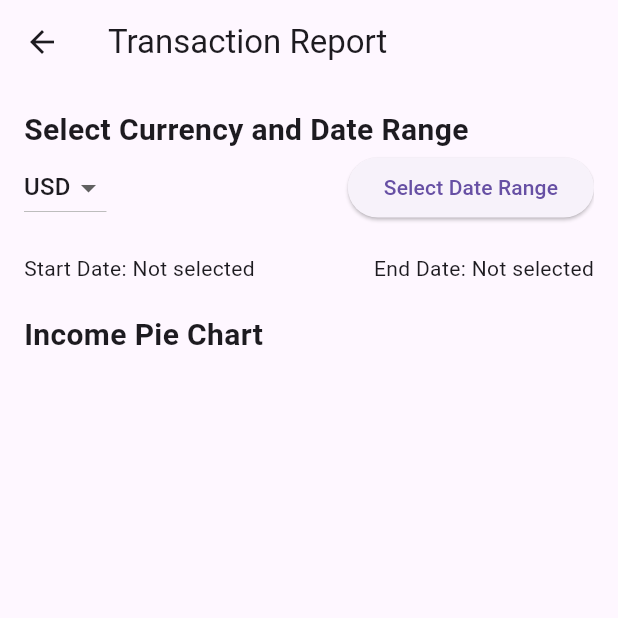
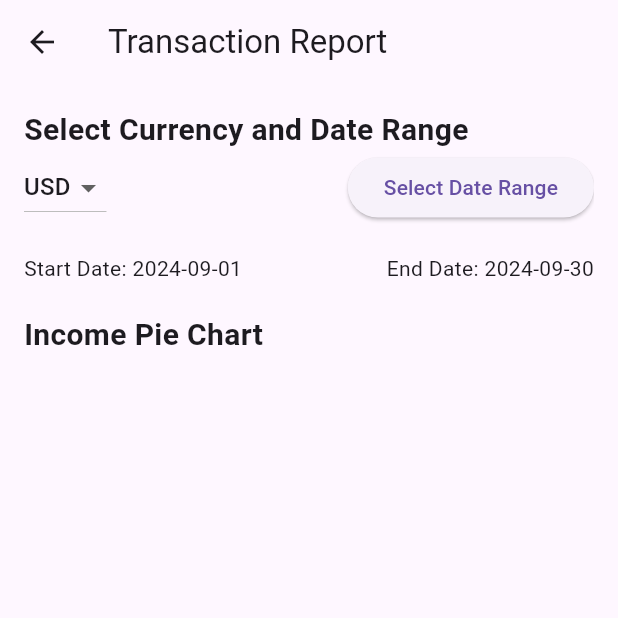
Before and after one commit to BernardSafi/spendwize-frontend, a Flutter app: the ReportPage screen opened directly, on a phone screen of 412 x 824 dp, the top half of it. Run offline on Flutter 3.47's test engine with Material 3 defaults, Android fonts, the phone set to English and light mode, and no system bars; drawn by our look-alikes of fl_chart; our stand-ins replace flutter_secure_storage; accounts and stored records are empty; network calls fail.

```diff
--- a/lib/screens/report_page.dart
+++ b/lib/screens/report_page.dart
@@ -93,6 +93,9 @@ class _ReportPageState extends State<ReportPage> {
   @override
   void initState() {
     super.initState();
+    final now = DateTime.now();
+    startDate = DateTime(now.year, now.month, 1); // Beginning of the current month
+    endDate = DateTime(now.year, now.month + 1, 0); // End of the current month
     fetchTransactions(); // Fetch transactions when the page loads
   }
 
@@ -222,11 +225,14 @@ class _ReportPageState extends State<ReportPage> {
     // Create a list of FlSpot based on the aggregated daily amounts
     return dateRange.map((date) {
       double amount = dailyAmounts[date] ?? 0.0; // Get the amount for the date or 0 if none
-      // Use the index of the date in the dateRange as the x-value
-      double xValue = dateRange.indexOf(date).toDouble();
-      return FlSpot(xValue, amount); // x is the index of the date, y is aggregated amount
+
+      // Convert date to a numeric value (e.g., days since startDate)
+      double xValue = date.difference(startDate).inDays.toDouble();
+
+      return FlSpot(xValue, amount); // x is the days since startDate, y is the aggregated amount
     }).toList();
   }
+
 
 
 
@@ -384,6 +390,7 @@ class _ReportPageState extends State<ReportPage> {
                         color: Colors.green,
                         barWidth: 3,
                         belowBarData: BarAreaData(show: false),
+
                       ),
                       LineChartBarData(
                         spots: getLineChartData('expense',startDate,endDate),
```
